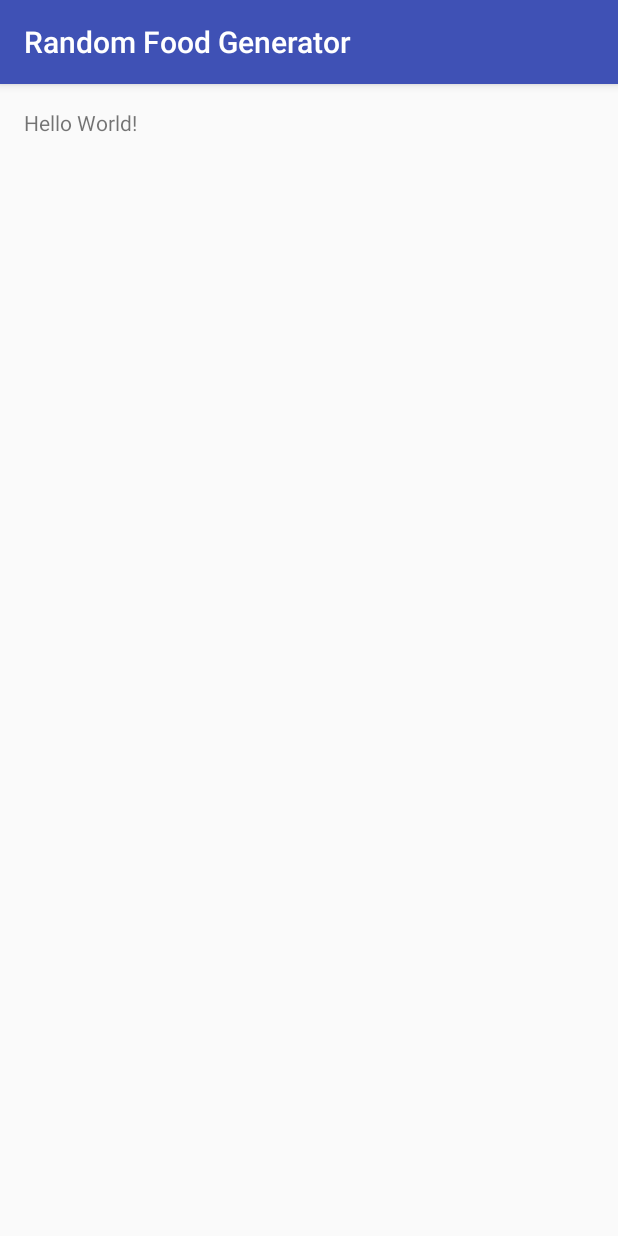
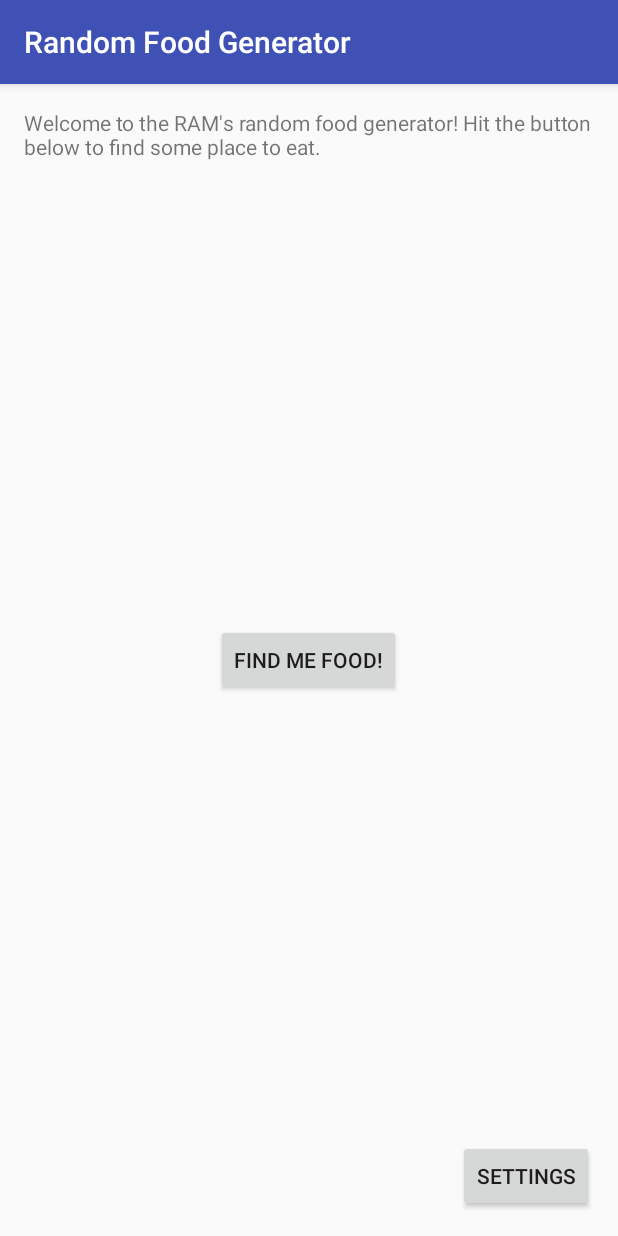
Before and after one commit to rlam4/RandomFoodGenerator, an Android app: the screen it shows after launch (MainActivity), on a phone screen of 412 x 824 dp. Run offline under Robolectric (Android 15) with nearby library versions, the phone set to English and light mode, and no system bars.

Commit message:
Commit test for basic additions.

```diff
--- a/app/src/main/res/layout/activity_main.xml
+++ b/app/src/main/res/layout/activity_main.xml
@@ -12,5 +12,23 @@
     <TextView
         android:layout_width="wrap_content"
         android:layout_height="wrap_content"
-        android:text="Hello World!" />
+        android:text="Welcome to the RAM&apos;s random food generator! Hit the button below to find some place to eat."
+        android:id="@+id/textView" />
+
+    <Button
+        android:layout_width="wrap_content"
+        android:layout_height="wrap_content"
+        android:id="@+id/button"
+        android:text="Find Me Food!"
+        android:layout_centerVertical="true"
+        android:layout_centerHorizontal="true" />
+
+    <Button
+        android:layout_width="wrap_content"
+        android:layout_height="wrap_content"
+        android:text="Settings"
+        android:id="@+id/button2"
+        android:layout_alignParentBottom="true"
+        android:layout_alignEnd="@+id/textView" />
+
 </RelativeLayout>
```
